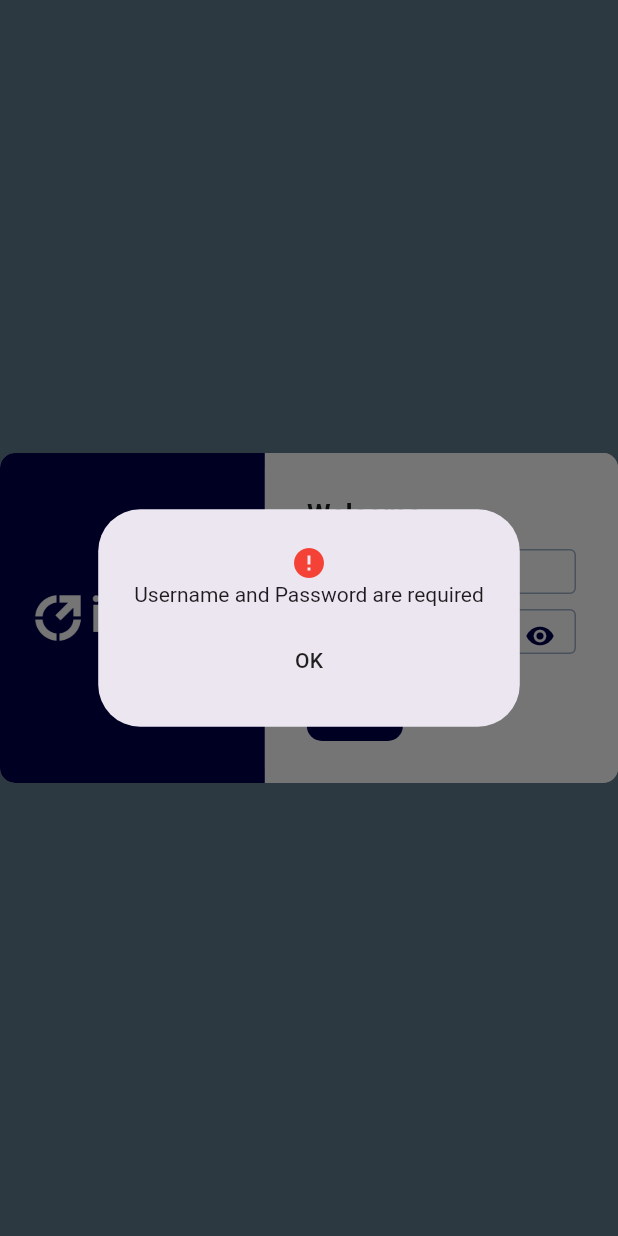
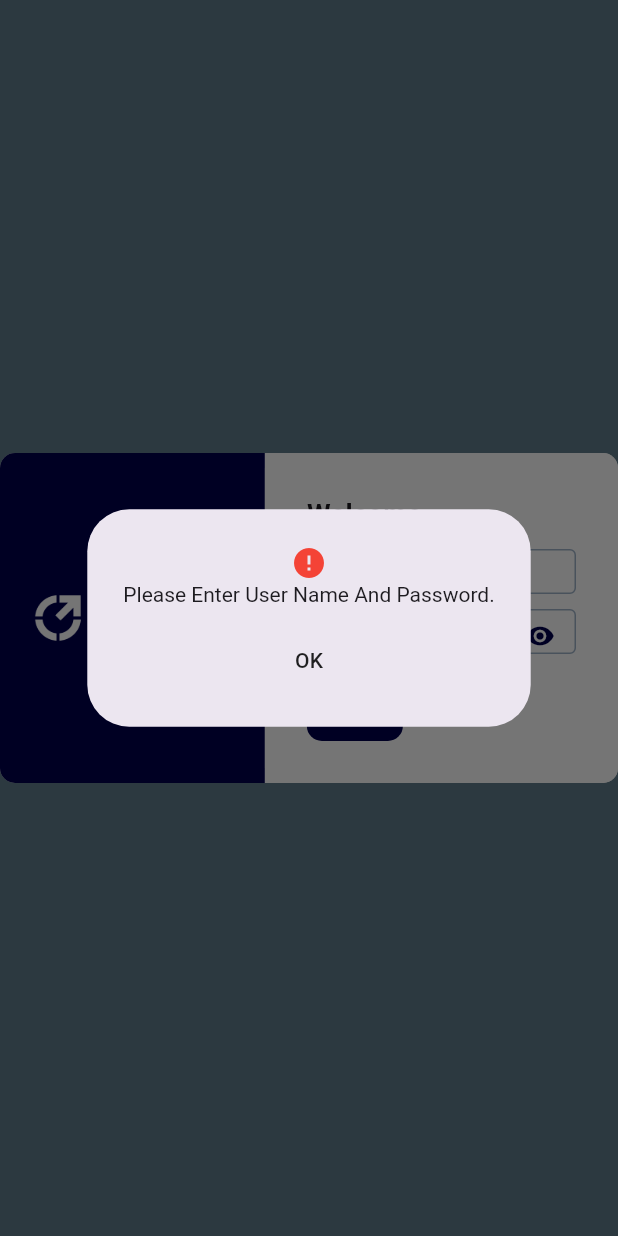
Before and after one commit to krishna-323/ikyam_crm, a Flutter app: the screen it shows after launch, after a tap on "Login", on a phone screen of 412 x 824 dp. Run offline on Flutter 3.47's test engine with Material 2 defaults, Android fonts, the phone set to English and light mode, and no system bars; our stand-ins replace cloud_firestore, email_validator, file_picker, firebase_auth, firebase_core, flutter_spinkit and 3 more; missing offline and left inert: adaptive_scrollbar, blurry_modal_progress_hud, dart:html, dart:js_interop, excel; accounts and stored records are empty; network calls fail; Roboto replaces fonts that are missing (TitilliumWeb); statements that could not run were skipped.

Commit message:
login_screen.

```diff
--- a/lib/login_screen.dart
+++ b/lib/login_screen.dart
@@ -1,5 +1,6 @@
 import 'dart:convert';
 import 'dart:developer';
+import 'dart:html';
 import 'dart:js_interop';
 import 'package:firebase_auth/firebase_auth.dart';
 import 'package:flutter/material.dart';
@@ -8,6 +9,8 @@ import 'package:ikyam_crm/utils/static_files/static_colors.dart';
 import 'package:ikyam_crm/widgets/input_decoration_text_field.dart';
 import 'package:shared_preferences/shared_preferences.dart';
 import 'package:cloud_firestore/cloud_firestore.dart';
+
+import 'class/routes.dart';
 
 
 
@@ -19,8 +22,13 @@ class LoginPage extends StatefulWidget {
 }
 
 class _LoginPageState extends State<LoginPage> {
-
-  final userName = TextEditingController();
+  @override
+  void initState() {
+    // TODO: implement initState.
+    getEquipmentData();
+    super.initState();
+  }
+  final emailController = TextEditingController();
   final password = TextEditingController();
 
   bool passWordHindBool=true;
@@ -30,9 +38,10 @@ class _LoginPageState extends State<LoginPage> {
       passWordHindBool = !passWordHindBool;
     });
   }
+
   ///BTP HandleLogin
-  void _handleLogin(){
-    final username = userName.text.trim();
+  void _btpHandleLogin(){
+    final username = emailController.text.trim();
     final pass = password.text.trim();
     if(username.isNotEmpty && pass.isNotEmpty){
       fetchBusinessPartnerDetails();
@@ -49,7 +58,7 @@ class _LoginPageState extends State<LoginPage> {
 
     SharedPreferences prefs = await SharedPreferences.getInstance();
 
-    String basicAuth = 'Basic ${base64Encode(utf8.encode('${userName.text}:${password.text}'))}';
+    String basicAuth = 'Basic ${base64Encode(utf8.encode('${emailController.text}:${password.text}'))}';
 
     final response =await http.get(Uri.parse(url),
     headers: {
@@ -90,6 +99,83 @@ class _LoginPageState extends State<LoginPage> {
           ),
         );
       },);
+  }
+
+  ///Aws Login.
+  Future<void> _awsHandleLogin() async {
+    final username = emailController.text.trim();
+    final pass = password.text.trim();
+
+    if(username.isNotEmpty && pass.isNotEmpty){
+      log("Logging in with username: $username and password: $pass");
+      await checkLogin(username,pass);
+    }else{
+      showErrorDialog("Please Enter User Name And Password.");
+
+      //ScaffoldMessenger.of(context).showSnackBar(const SnackBar(content: Text("Please Enter Valid User Id and Password")));
+      log("Username and Password are required");
+    }
+    // Navigator.pushAndRemoveUntil(context, PageRouteBuilder(pageBuilder: (context, animation, secondaryAnimation) => const HomeScreen(), settings: const RouteSettings(name: "/")), (route) => false,);
+  }
+  checkLogin(String username, String password) async {
+    SharedPreferences prefsData = await SharedPreferences.getInstance();
+
+    Map tempJson ={
+      "username": username,
+      "password": password
+    };
+
+    String url ='https://snvvlfyg7f.execute-api.ap-south-1.amazonaws.com/stage1/api/user_master/login-authenticate';
+    final response = await http.post(Uri.parse(url),
+        headers: {
+          "Content-Type": "application/json",
+        },
+        body: json.encode(tempJson)
+    );
+    if(response.statusCode ==200){
+      Map tempData = {};
+
+      try{
+        tempData =json.decode(response.body);
+        if(tempData['status']==403){
+          showErrorDialog("Invalid Credential: Error Code ${tempData['status']}.");
+        }
+        else{
+          if(mounted){
+            //Login Through Firebase Authentication also.
+            final credential = await FirebaseAuth.instance.signInWithEmailAndPassword(
+                email: username,
+                password: password,
+            );
+            if(credential.user!=null){
+              if(mounted){
+                Navigator.pushReplacementNamed(context, CustomerRotes.homeRoute);
+                //Navigator.pushReplacementNamed(context, "/customerList");
+              }
+            }
+
+          }
+          if(tempData.containsKey("token")){
+            if(tempData['role'].toString() == "Manager"){
+              prefsData.setString("role", tempData['role'].toString());
+              prefsData.setString("userid", tempData['userid'].toString());
+            }
+            else{
+              prefsData.setString("role", tempData['role'].toString());
+              prefsData.setString("userid", tempData['userid'].toString());
+            }
+          }
+        }
+      }
+      catch(e) {
+        print('-----Exception----');
+        print(e);
+        if(mounted){
+          ScaffoldMessenger.of(context).showSnackBar( SnackBar(content: Text("Login Exception $e")));
+        }
+      }
+
+    }
   }
 
   @override
@@ -145,7 +231,7 @@ class _LoginPageState extends State<LoginPage> {
                                   onChanged: (value) {
 
                                 },
-                                  controller: userName,
+                                  controller: emailController,
                                   style: const TextStyle(fontSize: 12),
                                   decoration: decorationInput3("User Name"),
                                 ),
@@ -189,12 +275,15 @@ class _LoginPageState extends State<LoginPage> {
                                    borderRadius: BorderRadius.all(Radius.circular(10)),
                                    color: Color(0xff00004d),
                                  ),
-                                 child: TextButton(
+                                 child:
+                                 TextButton(
                                      onPressed: () async {
                                        /// BTP Login api call function.
-                                       //_handleLogin();
+                                       //_btpHandleLogin();
                                        ///Firebase Authentication login Function call.
-                                       _handleLogin1();
+                                       //_firebaseHandleLogin();
+                                       ///Aws Login.
+                                       _awsHandleLogin();
                                        // if(mounted) {
                                        //   // Navigator.pushReplacementNamed(context, "/home");
                                        //    // Navigator.pushReplacementNamed(context, "/customerList");
@@ -240,8 +329,8 @@ class _LoginPageState extends State<LoginPage> {
   }
 
   /// Firebase Handle-login.
-  void _handleLogin1(){
-    final username = userName.text.trim();
+  void _firebaseHandleLogin(){
+    final username = emailController.text.trim();
     final pass = password.text.trim();
     if(username.isNotEmpty && pass.isNotEmpty){
       checkCredentials();
@@ -255,7 +344,7 @@ class _LoginPageState extends State<LoginPage> {
   Future<void> checkCredentials() async {
     try {
       final credential = await FirebaseAuth.instance.signInWithEmailAndPassword(
-          email: userName.text,
+          email: emailController.text,
           password: password.text
       );
 
@@ -285,5 +374,46 @@ class _LoginPageState extends State<LoginPage> {
       }
     }
   }
+  Future getEquipmentData() async{
+
+    String username = 'kirank';
+
+    String password = 'Indiaocean@23456';
+
+    String basicAuth = 'Basic ${base64Encode(utf8.encode('$username:$password'))}';
+
+    String url = "http://192.168.4.45:8000/sap/opu/odata/sap/ztest_api_srv/CompanyCodeSet?\$format=json";
+
+    //String url = "https://89af40yvgi.execute-api.ap-south-1.amazonaws.com/stage1/api/sap_uae/YY1_EQUIPMENT_TRACKER_CDS/YY1_Equipment_Tracker";
+
+    final response = await http.get(
+
+      headers: {
+
+        "Content-Type": "application/json",
+
+        'authorization': basicAuth
+
+      },
+
+      Uri.parse(url),
+
+    );
+
+    if(response.statusCode == 200){
+
+      Map tempData = {};
+
+      return json.decode(response.body)['d']['results'];
+
+    }else{
+
+      log("Response Status Code: ${response.statusCode}");
+
+      return null;
+
+    }
+
+  }
 
 }
```
